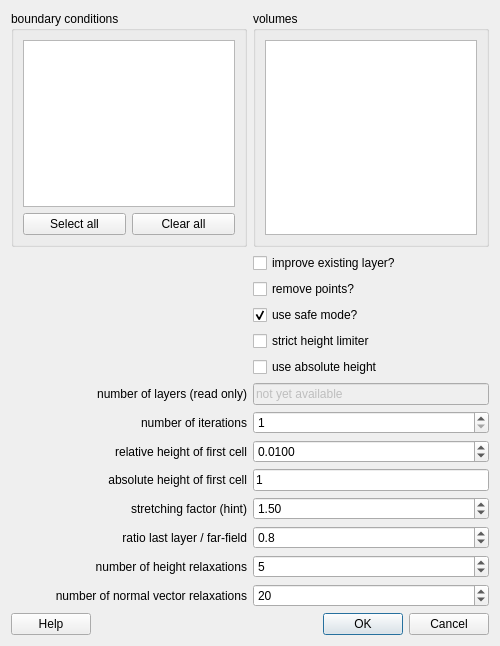
First picture: the form in src/libengrid/guicreateboundarylayer.ui, repository enGits/engrid, before the edit.
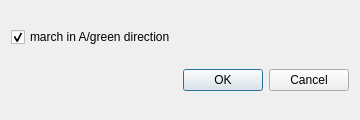
Second picture: the form after the edit. Icons and pictures are not drawn.

Commit message: boundary layer only polys or tris

```diff
--- a/src/libengrid/guicreateboundarylayer.ui
+++ b/src/libengrid/guicreateboundarylayer.ui
@@ -6,16 +6,10 @@
    <rect>
     <x>0</x>
     <y>0</y>
-    <width>500</width>
-    <height>646</height>
+    <width>360</width>
+    <height>120</height>
    </rect>
   </property>
-  <property name="minimumSize">
-   <size>
-    <width>0</width>
-    <height>0</height>
-   </size>
-  </property>
   <property name="windowTitle">
    <string>create prismatic boundary layer</string>
   </property>
@@ -23,315 +17,24 @@
    <iconset resource="engrid.qrc">
     <normaloff>:/icons/resources/icons/G.png</normaloff>:/icons/resources/icons/G.png</iconset>
   </property>
-  <layout class="QGridLayout" name="gridLayout">
-   <item row="12" column="0">
-    <widget class="QLabel" name="label_3">
+  <layout class="QVBoxLayout" name="verticalLayout">
+   <item>
+    <widget class="QCheckBox" name="checkBoxMarchInA">
      <property name="text">
-      <string>stretching factor (hint)</string>
-     </property>
-     <property name="alignment">
-      <set>Qt::AlignRight|Qt::AlignTrailing|Qt::AlignVCenter</set>
-     </property>
-    </widget>
-   </item>
-   <item row="10" column="0">
-    <widget class="QLabel" name="label_2">
-     <property name="text">
-      <string>relative height of first cell</string>
-     </property>
-     <property name="alignment">
-      <set>Qt::AlignRight|Qt::AlignTrailing|Qt::AlignVCenter</set>
-     </property>
-    </widget>
-   </item>
-   <item row="13" column="1">
-    <widget class="QDoubleSpinBox" name="doubleSpinBoxFarRatio">
-     <property name="decimals">
-      <number>1</number>
-     </property>
-     <property name="minimum">
-      <double>0.000000000000000</double>
-     </property>
-     <property name="maximum">
-      <double>5.000000000000000</double>
-     </property>
-     <property name="singleStep">
-      <double>0.100000000000000</double>
-     </property>
-     <property name="value">
-      <double>0.800000000000000</double>
-     </property>
-    </widget>
-   </item>
-   <item row="13" column="0">
-    <widget class="QLabel" name="label_6">
-     <property name="text">
-      <string>ratio last layer / far-field</string>
-     </property>
-     <property name="alignment">
-      <set>Qt::AlignRight|Qt::AlignTrailing|Qt::AlignVCenter</set>
-     </property>
-    </widget>
-   </item>
-   <item row="0" column="0">
-    <widget class="QGroupBox" name="groupBox">
-     <property name="sizePolicy">
-      <sizepolicy hsizetype="Expanding" vsizetype="Preferred">
-       <horstretch>0</horstretch>
-       <verstretch>0</verstretch>
-      </sizepolicy>
-     </property>
-     <property name="title">
-      <string>boundary conditions</string>
-     </property>
-     <layout class="QVBoxLayout" name="verticalLayout_2">
-      <item>
-       <widget class="QListWidget" name="listWidgetBC">
-        <property name="sizePolicy">
-         <sizepolicy hsizetype="Expanding" vsizetype="Expanding">
-          <horstretch>0</horstretch>
-          <verstretch>0</verstretch>
-         </sizepolicy>
-        </property>
-        <property name="maximumSize">
-         <size>
-          <width>16777215</width>
-          <height>16777215</height>
-         </size>
-        </property>
-       </widget>
-      </item>
-      <item>
-       <layout class="QHBoxLayout" name="horizontalLayout">
-        <item>
-         <widget class="QPushButton" name="pushButton_SelectAll_BC">
-          <property name="text">
-           <string>Select all</string>
-          </property>
-         </widget>
-        </item>
-        <item>
-         <widget class="QPushButton" name="pushButton_ClearAll_BC">
-          <property name="text">
-           <string>Clear all</string>
-          </property>
-         </widget>
-        </item>
-       </layout>
-      </item>
-     </layout>
-    </widget>
-   </item>
-   <item row="0" column="1">
-    <widget class="QGroupBox" name="groupBox_2">
-     <property name="title">
-      <string>volumes</string>
-     </property>
-     <layout class="QVBoxLayout" name="verticalLayout">
-      <item>
-       <widget class="QListWidget" name="listWidgetVC"/>
-      </item>
-     </layout>
-    </widget>
-   </item>
-   <item row="12" column="1">
-    <widget class="QDoubleSpinBox" name="doubleSpinBoxStretching">
-     <property name="minimum">
-      <double>0.500000000000000</double>
-     </property>
-     <property name="maximum">
-      <double>3.000000000000000</double>
-     </property>
-     <property name="singleStep">
-      <double>0.050000000000000</double>
-     </property>
-     <property name="value">
-      <double>1.500000000000000</double>
-     </property>
-    </widget>
-   </item>
-   <item row="4" column="1">
-    <widget class="QCheckBox" name="checkBoxSafeMode">
-     <property name="text">
-      <string>use safe mode?</string>
+      <string>march in A/green direction</string>
      </property>
      <property name="checked">
       <bool>true</bool>
      </property>
     </widget>
    </item>
-   <item row="11" column="1">
-    <widget class="QLineEdit" name="lineEditAbsolute">
-     <property name="text">
-      <string>1</string>
+   <item>
+    <widget class="QDialogButtonBox" name="buttonBox">
+     <property name="orientation">
+      <enum>Qt::Horizontal</enum>
      </property>
-    </widget>
-   </item>
-   <item row="5" column="1">
-    <widget class="QCheckBox" name="checkBoxStrictHeightLimiter">
-     <property name="text">
-      <string>strict height limiter</string>
-     </property>
-    </widget>
-   </item>
-   <item row="8" column="0">
-    <widget class="QLabel" name="label_7">
-     <property name="text">
-      <string>number of layers (read only)</string>
-     </property>
-     <property name="alignment">
-      <set>Qt::AlignRight|Qt::AlignTrailing|Qt::AlignVCenter</set>
-     </property>
-    </widget>
-   </item>
-   <item row="17" column="0" colspan="2">
-    <layout class="QHBoxLayout">
-     <item>
-      <widget class="QPushButton" name="pushButtonHelp">
-       <property name="text">
-        <string>Help</string>
-       </property>
-      </widget>
-     </item>
-     <item>
-      <spacer name="horizontalSpacer">
-       <property name="orientation">
-        <enum>Qt::Horizontal</enum>
-       </property>
-       <property name="sizeHint" stdset="0">
-        <size>
-         <width>40</width>
-         <height>20</height>
-        </size>
-       </property>
-      </spacer>
-     </item>
-     <item>
-      <widget class="QDialogButtonBox" name="buttonBox">
-       <property name="orientation">
-        <enum>Qt::Horizontal</enum>
-       </property>
-       <property name="standardButtons">
-        <set>QDialogButtonBox::Cancel|QDialogButtonBox::Ok</set>
-       </property>
-      </widget>
-     </item>
-    </layout>
-   </item>
-   <item row="8" column="1">
-    <widget class="QLineEdit" name="lineEditNumLayers">
-     <property name="enabled">
-      <bool>false</bool>
-     </property>
-     <property name="text">
-      <string>not yet available</string>
-     </property>
-    </widget>
-   </item>
-   <item row="10" column="1">
-    <widget class="QDoubleSpinBox" name="doubleSpinBoxHeight">
-     <property name="decimals">
-      <number>4</number>
-     </property>
-     <property name="minimum">
-      <double>0.000100000000000</double>
-     </property>
-     <property name="maximum">
-      <double>0.200000000000000</double>
-     </property>
-     <property name="singleStep">
-      <double>0.005000000000000</double>
-     </property>
-     <property name="value">
-      <double>0.010000000000000</double>
-     </property>
-    </widget>
-   </item>
-   <item row="9" column="1">
-    <widget class="QSpinBox" name="spinBoxIterations">
-     <property name="minimum">
-      <number>1</number>
-     </property>
-    </widget>
-   </item>
-   <item row="11" column="0">
-    <widget class="QLabel" name="label_4">
-     <property name="text">
-      <string>absolute height of first cell</string>
-     </property>
-     <property name="alignment">
-      <set>Qt::AlignRight|Qt::AlignTrailing|Qt::AlignVCenter</set>
-     </property>
-    </widget>
-   </item>
-   <item row="1" column="1">
-    <widget class="QCheckBox" name="checkBoxImprove">
-     <property name="text">
-      <string>improve existing layer?</string>
-     </property>
-    </widget>
-   </item>
-   <item row="9" column="0">
-    <widget class="QLabel" name="label">
-     <property name="text">
-      <string>number of iterations</string>
-     </property>
-     <property name="alignment">
-      <set>Qt::AlignRight|Qt::AlignTrailing|Qt::AlignVCenter</set>
-     </property>
-    </widget>
-   </item>
-   <item row="2" column="1">
-    <widget class="QCheckBox" name="checkBoxRemovePoints">
-     <property name="text">
-      <string>remove points?</string>
-     </property>
-    </widget>
-   </item>
-   <item row="14" column="0">
-    <widget class="QLabel" name="label_8">
-     <property name="text">
-      <string>number of height relaxations</string>
-     </property>
-     <property name="alignment">
-      <set>Qt::AlignRight|Qt::AlignTrailing|Qt::AlignVCenter</set>
-     </property>
-    </widget>
-   </item>
-   <item row="15" column="0">
-    <widget class="QLabel" name="label_9">
-     <property name="text">
-      <string>number of normal vector relaxations</string>
-     </property>
-     <property name="alignment">
-      <set>Qt::AlignRight|Qt::AlignTrailing|Qt::AlignVCenter</set>
-     </property>
-    </widget>
-   </item>
-   <item row="14" column="1">
-    <widget class="QSpinBox" name="spinBoxHeightIterations">
-     <property name="maximum">
-      <number>999</number>
-     </property>
-     <property name="value">
-      <number>5</number>
-     </property>
-    </widget>
-   </item>
-   <item row="15" column="1">
-    <widget class="QSpinBox" name="spinBoxNormalIterations">
-     <property name="maximum">
-      <number>999</number>
-     </property>
-     <property name="value">
-      <number>20</number>
-     </property>
-    </widget>
-   </item>
-   <item row="6" column="1">
-    <widget class="QCheckBox" name="checkBoxAbsolute">
-     <property name="text">
-      <string>use absolute height</string>
+     <property name="standardButtons">
+      <set>QDialogButtonBox::Cancel|QDialogButtonBox::Ok</set>
      </property>
     </widget>
    </item>
```
Left out of the diff: 34 changed lines with no effect on the pictures. The commit also changes 19 other files.
